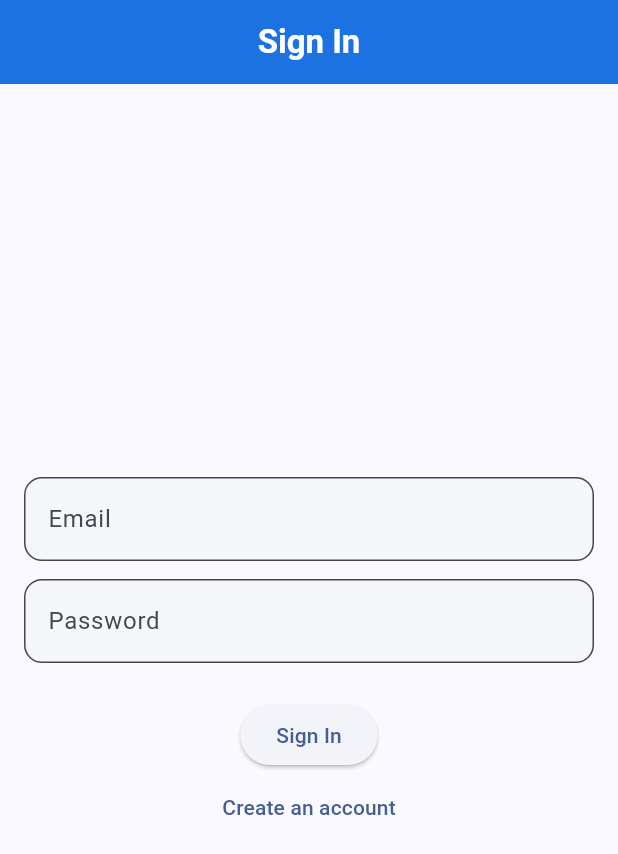
After one commit to bhavjsh/roadradar_app, a Flutter app: the screen it shows after launch, on a phone screen of 412 x 824 dp. The commit adds this screen. Shown: the top 854 px of the screen. Run offline on Flutter 3.47's test engine with Material 3 defaults, Android fonts, the phone set to English and light mode, and no system bars; our stand-ins replace cloud_firestore, firebase_auth, firebase_core, firebase_storage, geolocator, google_maps_flutter and 3 more; accounts and stored records are empty; Roboto replaces fonts that are missing (Montserrat).

Commit message:
some features and hope they don't call us 'basic'

```diff
--- a/lib/main.dart
+++ b/lib/main.dart
@@ -4,6 +4,9 @@ import 'firebase_options.dart';
 import 'src/screens/home_map.dart';
 import 'src/screens/reports_list.dart';
 import 'src/screens/settings_screen.dart';
+import 'src/screens/profile_screen.dart';
+import 'src/screens/auth_screen.dart';
+import 'src/services/auth_service.dart';
 
 Future<void> main() async {
   WidgetsFlutterBinding.ensureInitialized();
@@ -17,17 +20,68 @@ class RoadRadarApp extends StatelessWidget {
   @override
   Widget build(BuildContext context) {
     final baseTheme = ThemeData(
-      colorScheme: ColorScheme.fromSeed(seedColor: Colors.teal),
+      colorScheme: ColorScheme.fromSeed(
+        seedColor: const Color(0xFF1A73E8),
+        brightness: Brightness.light,
+      ),
       useMaterial3: true,
+      fontFamily: 'Montserrat',
+      textTheme: const TextTheme(
+        headlineLarge: TextStyle(fontWeight: FontWeight.bold, fontSize: 28),
+        titleMedium: TextStyle(fontWeight: FontWeight.w600, fontSize: 20),
+        bodyMedium: TextStyle(fontSize: 16),
+      ),
+      cardTheme: const CardThemeData(
+        elevation: 4,
+        shape: RoundedRectangleBorder(borderRadius: BorderRadius.all(Radius.circular(16))),
+        margin: EdgeInsets.symmetric(vertical: 8, horizontal: 16),
+      ),
+      appBarTheme: const AppBarTheme(
+        centerTitle: true,
+        backgroundColor: Color(0xFF1A73E8),
+        foregroundColor: Colors.white,
+        elevation: 2,
+        titleTextStyle: TextStyle(fontWeight: FontWeight.bold, fontSize: 22),
+      ),
+      navigationBarTheme: NavigationBarThemeData(
+        backgroundColor: Colors.white,
+        indicatorColor: const Color(0xFF1A73E8).withOpacity(0.1),
+        labelTextStyle: MaterialStateProperty.all(const TextStyle(fontWeight: FontWeight.w600)),
+        iconTheme: MaterialStateProperty.all(const IconThemeData(color: Color(0xFF1A73E8))),
+      ),
+      floatingActionButtonTheme: const FloatingActionButtonThemeData(
+        elevation: 2,
+        backgroundColor: Color(0xFF1A73E8),
+        foregroundColor: Colors.white,
+        shape: StadiumBorder(),
+      ),
+      inputDecorationTheme: const InputDecorationTheme(
+        border: OutlineInputBorder(borderRadius: BorderRadius.all(Radius.circular(12))),
+        filled: true,
+        fillColor: Color(0xFFF5F7FB),
+      ),
+      snackBarTheme: const SnackBarThemeData(
+        backgroundColor: Color(0xFF1A73E8),
+        contentTextStyle: TextStyle(color: Colors.white, fontWeight: FontWeight.w600),
+        behavior: SnackBarBehavior.floating,
+        shape: RoundedRectangleBorder(borderRadius: BorderRadius.all(Radius.circular(12))),
+      ),
     );
     return MaterialApp(
       title: 'RoadRadar',
-      theme: baseTheme.copyWith(
-        appBarTheme: const AppBarTheme(centerTitle: true),
-        floatingActionButtonTheme:
-            const FloatingActionButtonThemeData(elevation: 1),
+      theme: baseTheme,
+      home: StreamBuilder(
+        stream: authService.userStream,
+        builder: (context, snapshot) {
+          if (snapshot.connectionState == ConnectionState.waiting) {
+            return const Center(child: CircularProgressIndicator());
+          }
+          if (snapshot.data == null) {
+            return const AuthScreen();
+          }
+          return const _HomeShell();
+        },
       ),
-      home: const _HomeShell(),
       debugShowCheckedModeBanner: false,
     );
   }
@@ -43,9 +97,10 @@ class _HomeShell extends StatefulWidget {
 class _HomeShellState extends State<_HomeShell> {
   int _index = 0;
 
-  final _pages = const [
+  final _pages = [
     HomeMapScreen(),
     ReportsListScreen(),
+    ProfileScreen(),
     SettingsScreen(),
   ];
 
@@ -68,6 +123,11 @@ class _HomeShellState extends State<_HomeShell> {
             label: 'Reports',
           ),
           NavigationDestination(
+            icon: Icon(Icons.emoji_events_outlined),
+            selectedIcon: Icon(Icons.emoji_events),
+            label: 'Rewards',
+          ),
+          NavigationDestination(
             icon: Icon(Icons.settings_outlined),
             selectedIcon: Icon(Icons.settings),
             label: 'Settings',
--- /dev/null
+++ b/lib/src/screens/auth_screen.dart
@@ -0,0 +1,79 @@
+import 'package:flutter/material.dart';
+import '../services/auth_service.dart';
+
+class AuthScreen extends StatefulWidget {
+  const AuthScreen({super.key});
+
+  @override
+  State<AuthScreen> createState() => _AuthScreenState();
+}
+
+class _AuthScreenState extends State<AuthScreen> {
+  final _emailCtrl = TextEditingController();
+  final _passCtrl = TextEditingController();
+  bool _isLogin = true;
+  bool _busy = false;
+  String? _error;
+
+  @override
+  void dispose() {
+    _emailCtrl.dispose();
+    _passCtrl.dispose();
+    super.dispose();
+  }
+
+  Future<void> _submit() async {
+    setState(() { _busy = true; _error = null; });
+    try {
+      if (_isLogin) {
+        await authService.signIn(_emailCtrl.text.trim(), _passCtrl.text.trim());
+      } else {
+        await authService.signUp(_emailCtrl.text.trim(), _passCtrl.text.trim());
+      }
+      if (!mounted) return;
+      Navigator.of(context).pop();
+    } catch (e) {
+      setState(() { _error = e.toString(); });
+    } finally {
+      setState(() { _busy = false; });
+    }
+  }
+
+  @override
+  Widget build(BuildContext context) {
+    return Scaffold(
+      appBar: AppBar(title: Text(_isLogin ? 'Sign In' : 'Sign Up')),
+      body: Padding(
+        padding: const EdgeInsets.all(16),
+        child: Column(
+          mainAxisAlignment: MainAxisAlignment.center,
+          children: [
+            TextField(
+              controller: _emailCtrl,
+              decoration: const InputDecoration(labelText: 'Email'),
+            ),
+            const SizedBox(height: 12),
+            TextField(
+              controller: _passCtrl,
+              decoration: const InputDecoration(labelText: 'Password'),
+              obscureText: true,
+            ),
+            const SizedBox(height: 24),
+            if (_error != null) ...[
+              Text(_error!, style: const TextStyle(color: Colors.red)),
+              const SizedBox(height: 12),
+            ],
+            ElevatedButton(
+              onPressed: _busy ? null : _submit,
+              child: _busy ? const CircularProgressIndicator() : Text(_isLogin ? 'Sign In' : 'Sign Up'),
+            ),
+            TextButton(
+              onPressed: _busy ? null : () => setState(() => _isLogin = !_isLogin),
+              child: Text(_isLogin ? 'Create an account' : 'Already have an account?'),
+            ),
+          ],
+        ),
+      ),
+    );
+  }
+}
```
Also changed, not shown: lib/src/models/report.dart (+18 -0 lines), lib/src/models/user.dart (added, +38 -0 lines), lib/src/screens/profile_screen.dart (added, +88 -0 lines), lib/src/screens/report_form.dart (+60 -10 lines), lib/src/screens/reports_list.dart (+56 -31 lines), lib/src/screens/settings_screen.dart (+20 -0 lines), lib/src/services/auth_service.dart (added, +45 -0 lines), lib/src/services/ml_service.dart (added, +19 -0 lines), lib/src/services/report_service.dart (+30 -0 lines).
